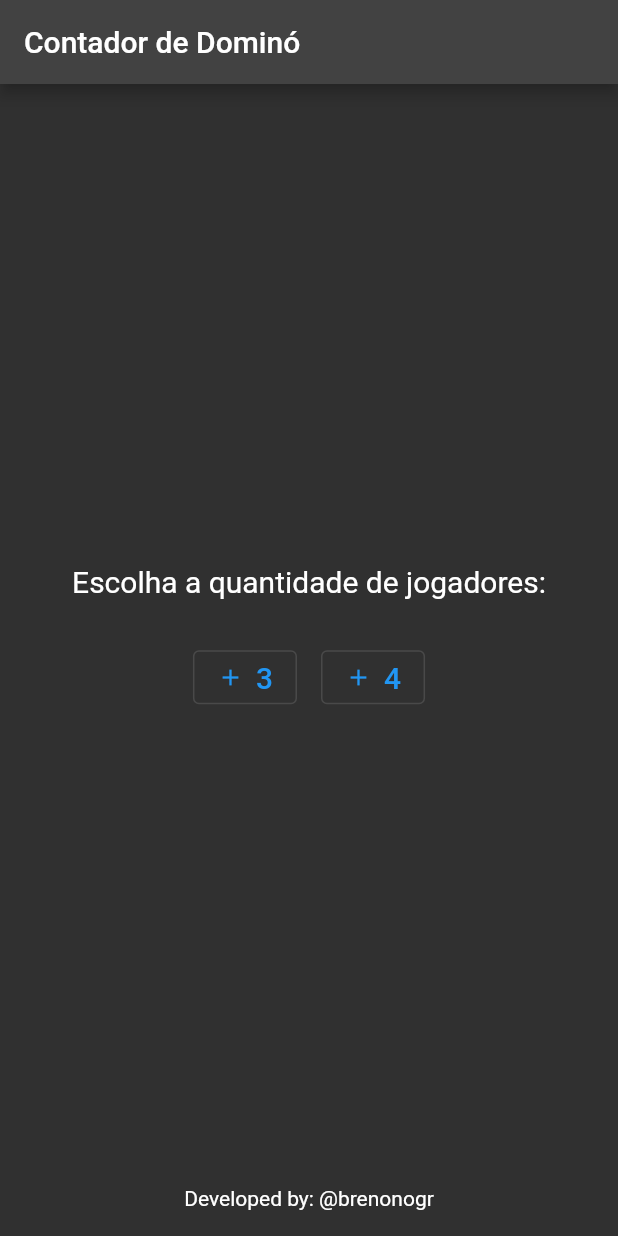
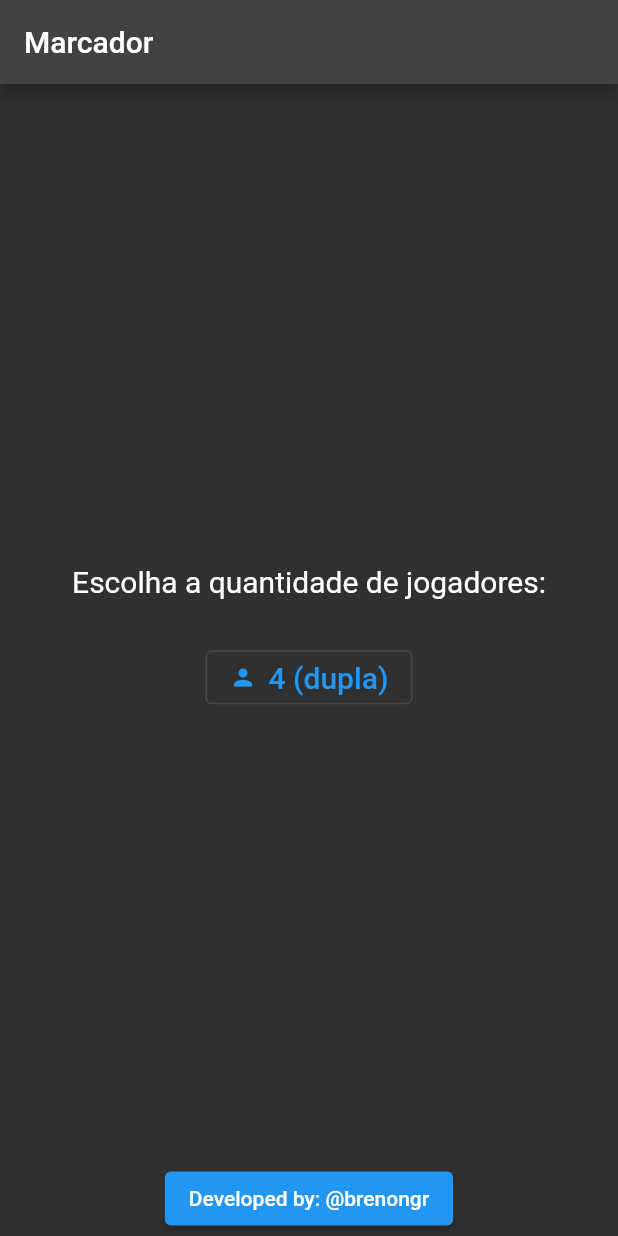
Before and after one commit to brenonogueira/contador_domino_app, a Flutter app: the screen it shows after launch, on a phone screen of 412 x 824 dp. Run offline on Flutter 3.47's test engine with Material 2 defaults, Android fonts, the phone set to English and light mode, and no system bars; our stand-ins replace audioplayers; missing offline and left inert: back_button_interceptor, link_text.

```diff
--- a/lib/main.dart
+++ b/lib/main.dart
@@ -1,5 +1,7 @@
 import 'package:domino_app/screens/four_players.dart';
 import 'package:flutter/material.dart';
+import 'package:link_text/link_text.dart';
+import 'package:url_launcher/url_launcher.dart';
 
 void main() {
   runApp(const MyApp());
@@ -10,16 +12,18 @@ class MyApp extends StatelessWidget {
   @override
   Widget build(BuildContext context) {
     return MaterialApp(
-      initialRoute: '/',
-       routes: {
-        '/fourplayers': (context) => FourPlayers(),
-        // '/': (context) => MyHomePage(title: 'Contador de Dominó'),
-      },
-      title: 'Flutter Demo',
+      // initialRoute: '/',
+      title: 'Marcador de Dominó',
       theme: ThemeData(
         primarySwatch: Colors.blue,
       ),
-      home: const MyHomePage(title: "Contador de Dominó",),
+      home: const MyHomePage(
+        title: "Marcador",
+      ),
+      // routes: {
+      //   '/fourplayers': (context) => FourPlayers(),
+      //   // '/': (context) => MyHomePage(title: 'Contador de Dominó'),
+      // },
     );
   }
 }
@@ -35,18 +39,23 @@ class MyHomePage extends StatefulWidget {
 class _MyHomePageState extends State<MyHomePage> {
   int _counter = 0;
 
+final Uri _url = Uri.parse('https://www.instagram.com/brenongr/');
+
+
   void _incrementCounter() {
     setState(() {
       _counter++;
     });
   }
+  void _launchUrl() async {
+  if (!await launchUrl(_url)) throw 'Could not launch $_url';
+}
 
   @override
   Widget build(BuildContext context) {
     return MaterialApp(
       theme:
           ThemeData(brightness: Brightness.dark, primaryColor: Colors.blueGrey),
-
       home: Scaffold(
         appBar: AppBar(
           title: Text(widget.title),
@@ -64,25 +73,27 @@ class _MyHomePageState extends State<MyHomePage> {
                 child: Row(
                   mainAxisAlignment: MainAxisAlignment.center,
                   children: <Widget>[
+                    // Padding(
+                    //   padding: const EdgeInsets.all(8.0),
+                    //   child: OutlinedButton.icon(
+                    //     onPressed: () {
+                    //       // Respond to button press
+                    //     },
+                    //     icon: Icon(Icons.add, size: 18),
+                    //     label: Text("3", style: TextStyle(fontSize: 20)),
+                    //   ),
+                    // ),
                     Padding(
                       padding: const EdgeInsets.all(8.0),
                       child: OutlinedButton.icon(
                         onPressed: () {
                           // Respond to button press
+                          // Navigator.pushNamed(context, '/fourplayers');
+
+                          Navigator.push(context, MaterialPageRoute(builder: (context) => const FourPlayers()));
                         },
-                        icon: Icon(Icons.add, size: 18),
-                        label: Text("3",  style: TextStyle(fontSize: 20)),
-                      ),
-                    ),
-                    Padding(
-                      padding: const EdgeInsets.all(8.0),
-                      child: OutlinedButton.icon(
-                        onPressed: () {
-                          // Respond to button press
-                          Navigator.pushNamed(context, '/fourplayers');
-                        },
-                        icon: Icon(Icons.add, size: 18),
-                        label: Text("4",  style: TextStyle(fontSize: 20)),
+                        icon: Icon(Icons.person, size: 18),
+                        label: Text("4 (dupla)", style: TextStyle(fontSize: 20)),
                       ),
                     ),
                   ],
@@ -91,13 +102,12 @@ class _MyHomePageState extends State<MyHomePage> {
             ],
           ),
         ),
-
-      bottomSheet: Container(
-        height: 50,
-        child: Center(
-          child: Text('Developed by: @brenonogr'),
+        bottomSheet: Container(
+          height: 50,
+          child: Center(
+             child: ElevatedButton(onPressed:  _launchUrl, child: Text('Developed by: @brenongr')),
+          ),
         ),
-      ),
       ),
     );
   }
```
Also changed, not shown: lib/screens/four_players.dart (+100 -35 lines), pubspec.yaml (+6 -1 lines), pubspec.lock, 3 other files.
